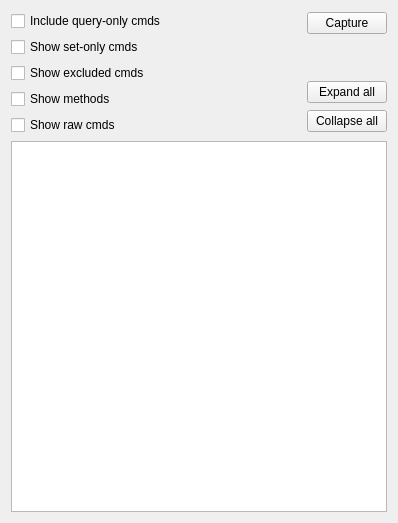
First picture: the form in srsgui/ui/commandtree/commandcapturewidget.ui, repository thinkSRS/srsgui, before the edit.
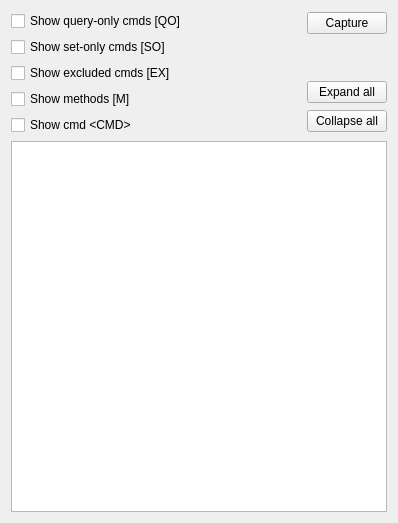
Second picture: the form after the edit.

Commit message: add check boxes to show different types of commands

Diff of the .ui file:
```diff
--- a/srsgui/ui/commandtree/commandcapturewidget.ui
+++ b/srsgui/ui/commandtree/commandcapturewidget.ui
@@ -21,35 +21,35 @@
        <item>
         <widget class="QCheckBox" name="query_only_checkbox">
          <property name="text">
-          <string>Include query-only cmds</string>
+          <string>Show query-only cmds [QO]</string>
          </property>
         </widget>
        </item>
        <item>
         <widget class="QCheckBox" name="set_only_checkbox">
          <property name="text">
-          <string>Show set-only cmds</string>
+          <string>Show set-only cmds [SO]</string>
          </property>
         </widget>
        </item>
        <item>
         <widget class="QCheckBox" name="excluded_checkbox">
          <property name="text">
-          <string>Show excluded cmds</string>
+          <string>Show excluded cmds [EX]</string>
          </property>
         </widget>
        </item>
        <item>
         <widget class="QCheckBox" name="method_checkbox">
          <property name="text">
-          <string>Show methods</string>
+          <string>Show methods [M]</string>
          </property>
         </widget>
        </item>
        <item>
         <widget class="QCheckBox" name="raw_command_checkbox">
          <property name="text">
-          <string>Show raw cmds</string>
+          <string>Show cmd &lt;CMD&gt;</string>
          </property>
         </widget>
        </item>
```
The commit also changes 4 other files.
